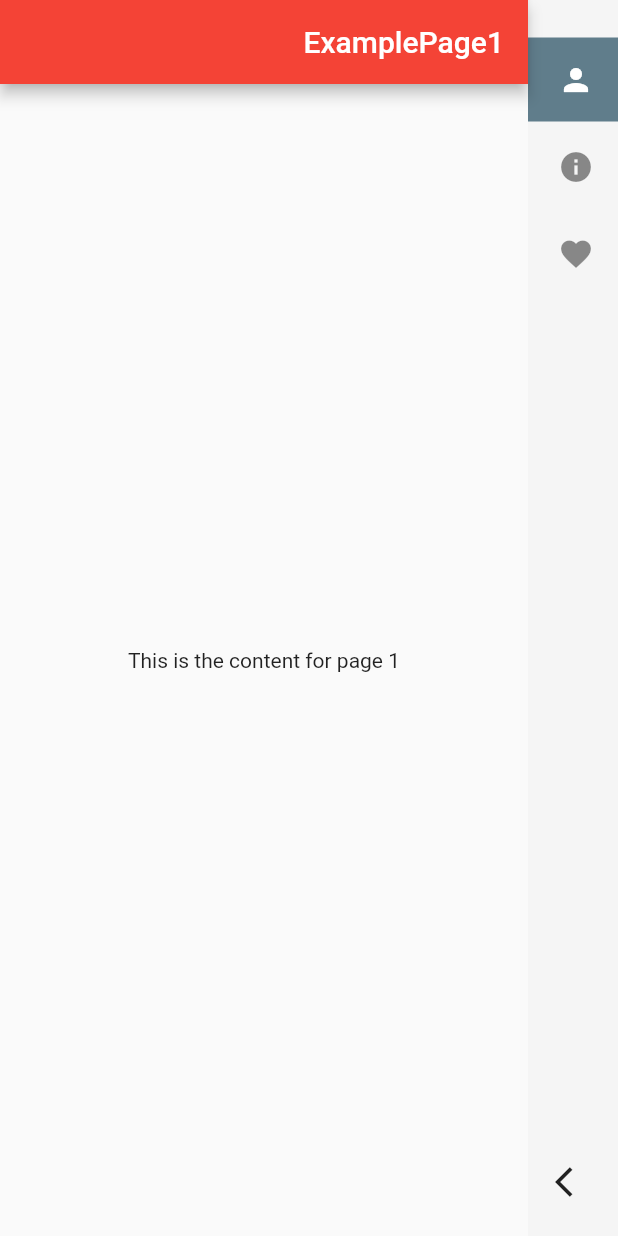
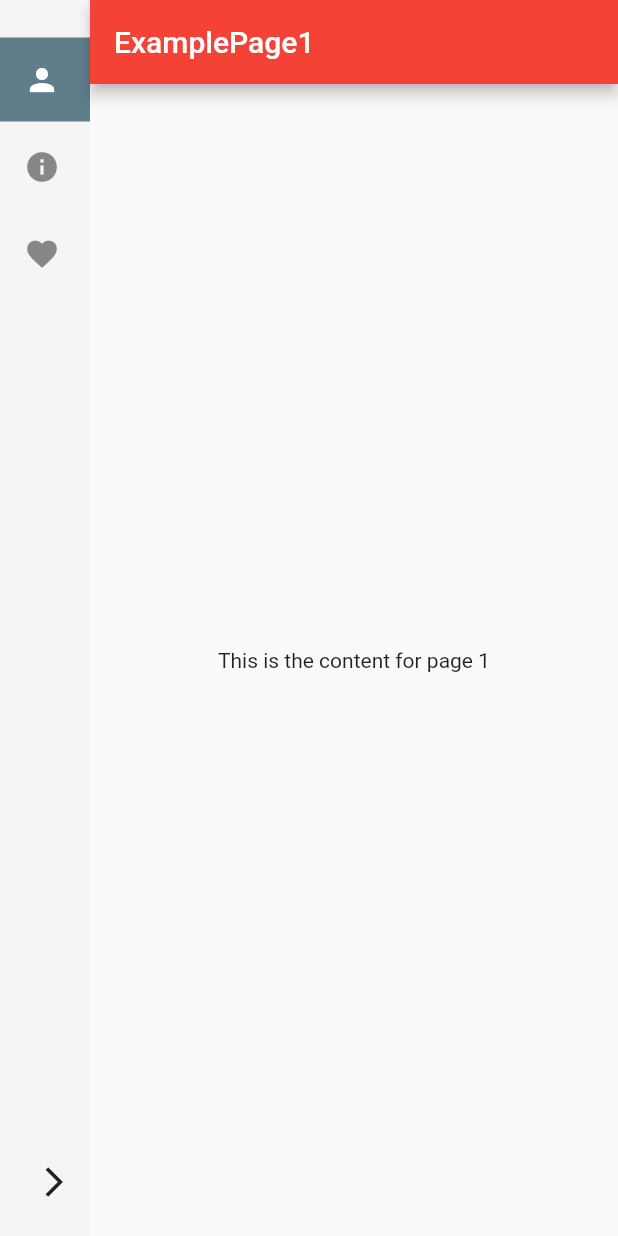
Before and after one commit to kfiross/flutter_sidenav, a Flutter app: the screen it shows after launch, on a phone screen of 412 x 824 dp. Run offline on Flutter 3.47's test engine with Material 2 defaults, Android fonts, the phone set to English and light mode, and no system bars.

```diff
--- a/example/lib/main.dart
+++ b/example/lib/main.dart
@@ -10,9 +10,9 @@ class MyApp extends StatelessWidget {
   @override
   Widget build(BuildContext context) {
     return MaterialApp(
-      locale: Locale("he"),
+      locale: Locale("en"),
       supportedLocales: [
-        Locale("he", "")
+        Locale("en", "")
       ],
       localizationsDelegates: [
         // AppLocalizationsDelegate(),
```
Also changed, not shown: example/pubspec.lock, gif/example.gif (added), 1 other file.
